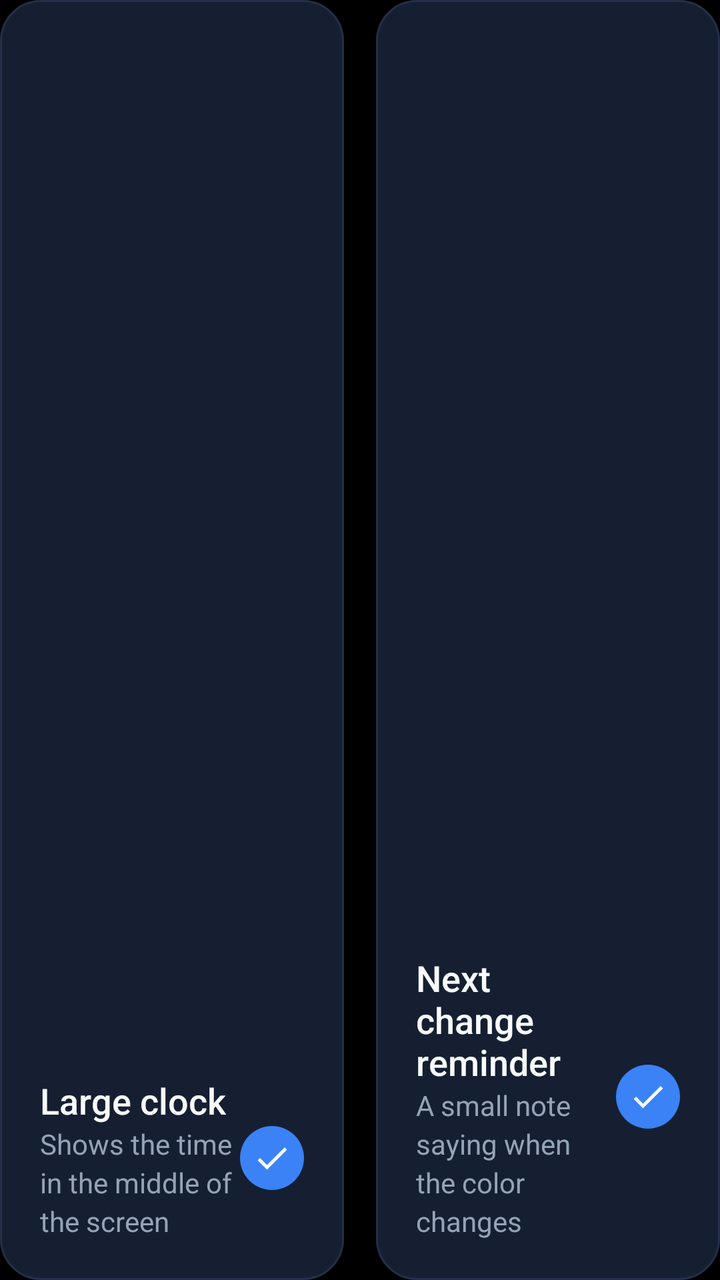
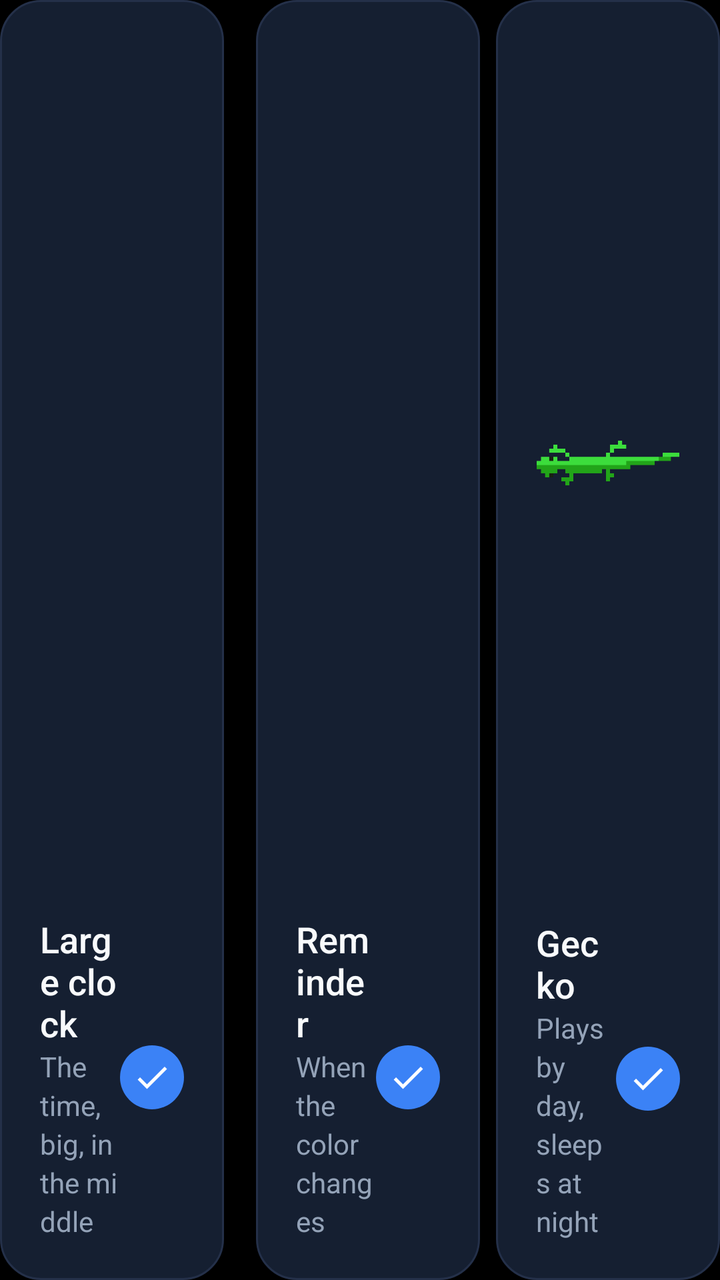

Screens rendered from an Android XML layout before and after an edit, with the pre-edit source and the edit as a unified diff.
<!-- AndroidManifest.xml: application theme Theme.ColorClock -->
<!-- res/layout/page_display.xml -->
<?xml version="1.0" encoding="utf-8"?>
<LinearLayout xmlns:android="http://schemas.android.com/apk/res/android"
    android:layout_width="match_parent"
    android:layout_height="match_parent">

    <LinearLayout
        android:id="@+id/tile_clock"
        style="@style/Settings.Card"
        android:layout_width="0dp"
        android:layout_height="match_parent"
        android:layout_marginEnd="8dp"
        android:layout_weight="1"
        android:clickable="true"
        android:focusable="true">

        <FrameLayout
            android:id="@+id/mini_clock"
            android:layout_width="match_parent"
            android:layout_height="0dp"
            android:layout_weight="1">

            <TextView
                android:id="@+id/mini_clock_text"
                android:layout_width="wrap_content"
                android:layout_height="wrap_content"
                android:layout_gravity="center"
                android:fontFamily="sans-serif-black"
                android:fontFeatureSettings="tnum"
                android:textSize="40sp" />
        </FrameLayout>

        <LinearLayout
            android:layout_width="match_parent"
            android:layout_height="wrap_content"
            android:layout_marginTop="16dp"
            android:gravity="center_vertical">

            <LinearLayout
                android:layout_width="0dp"
                android:layout_height="wrap_content"
                android:layout_weight="1"
                android:orientation="vertical">

                <TextView
                    style="@style/Settings.Title"
                    android:text="Large clock" />

                <TextView
                    style="@style/Settings.Body"
                    android:text="Shows the time in the middle of the screen" />
            </LinearLayout>

            <ImageView
                android:id="@+id/check_clock"
                android:layout_width="32dp"
                android:layout_height="32dp"
                android:background="@drawable/bg_check"
                android:contentDescription="On"
                android:padding="6dp"
                android:src="@drawable/ic_check" />
        </LinearLayout>
    </LinearLayout>

    <LinearLayout
        android:id="@+id/tile_status"
        style="@style/Settings.Card"
        android:layout_width="0dp"
        android:layout_height="match_parent"
        android:layout_marginStart="8dp"
        android:layout_weight="1"
        android:clickable="true"
        android:focusable="true">

        <FrameLayout
            android:id="@+id/mini_status"
            android:layout_width="match_parent"
            android:layout_height="0dp"
            android:layout_weight="1">

            <TextView
                android:id="@+id/mini_status_text"
                android:layout_width="wrap_content"
                android:layout_height="wrap_content"
                android:layout_gravity="bottom|center_horizontal"
                android:layout_marginBottom="14dp"
                android:paddingStart="12dp"
                android:paddingTop="5dp"
                android:paddingEnd="12dp"
                android:paddingBottom="5dp"
                android:textSize="13sp" />
        </FrameLayout>

        <LinearLayout
            android:layout_width="match_parent"
            android:layout_height="wrap_content"
            android:layout_marginTop="16dp"
            android:gravity="center_vertical">

            <LinearLayout
                android:layout_width="0dp"
                android:layout_height="wrap_content"
                android:layout_weight="1"
                android:orientation="vertical">

                <TextView
                    style="@style/Settings.Title"
                    android:text="Next change reminder" />

                <TextView
                    style="@style/Settings.Body"
                    android:text="A small note saying when the color changes" />
            </LinearLayout>

            <ImageView
                android:id="@+id/check_status"
                android:layout_width="32dp"
                android:layout_height="32dp"
                android:background="@drawable/bg_check"
                android:contentDescription="On"
                android:padding="6dp"
                android:src="@drawable/ic_check" />
        </LinearLayout>
    </LinearLayout>
</LinearLayout>
<!-- resources referenced by this layout -->
<resources>
  <!-- drawable bg_check (drawable) -->
  <?xml version="1.0" encoding="utf-8"?>
  <shape xmlns:android="http://schemas.android.com/apk/res/android" android:shape="oval">
      <solid android:color="@color/accent" />
  </shape>
  <!-- drawable ic_check (drawable) -->
  <?xml version="1.0" encoding="utf-8"?>
  <vector xmlns:android="http://schemas.android.com/apk/res/android"
      android:width="24dp"
      android:height="24dp"
      android:viewportWidth="24"
      android:viewportHeight="24">
      <path
          android:fillColor="#FFFFFFFF"
          android:pathData="M9,16.17L4.83,12l-1.42,1.41L9,19 21,7l-1.41,-1.41z" />
  </vector>
  <style name="Settings.Body">
          <item name="android:layout_width">wrap_content</item>
          <item name="android:layout_height">wrap_content</item>
          <item name="android:textColor">@color/text_muted</item>
          <item name="android:textSize">14sp</item>
          <item name="android:lineSpacingExtra">3dp</item>
      </style>
  <style name="Settings.Card">
          <item name="android:background">@drawable/bg_tile</item>
          <item name="android:orientation">vertical</item>
          <item name="android:padding">20dp</item>
      </style>
  <style name="Settings.Title">
          <item name="android:layout_width">wrap_content</item>
          <item name="android:layout_height">wrap_content</item>
          <item name="android:textColor">@color/text</item>
          <item name="android:textSize">18sp</item>
          <item name="android:fontFamily">sans-serif-medium</item>
      </style>
  <style name="Theme.ColorClock" parent="@android:style/Theme.DeviceDefault.NoActionBar.Fullscreen">
          <item name="android:windowBackground">@android:color/black</item>
          <item name="android:windowLayoutInDisplayCutoutMode">shortEdges</item>
          <item name="android:colorAccent">@color/accent</item>
      </style>
  <color name="accent">#FF3B82F6</color>
  <color name="text_muted">#FF94A3B8</color>
  <!-- drawable bg_tile (drawable) -->
  <?xml version="1.0" encoding="utf-8"?>
  <selector xmlns:android="http://schemas.android.com/apk/res/android">
      <item android:state_selected="true">
          <shape>
              <solid android:color="@color/card" />
              <stroke android:width="2dp" android:color="@color/accent" />
              <corners android:radius="20dp" />
          </shape>
      </item>
      <item>
          <shape>
              <solid android:color="@color/card" />
              <stroke android:width="1dp" android:color="@color/card_line" />
              <corners android:radius="20dp" />
          </shape>
      </item>
  </selector>
  <color name="text">#FFF8FAFC</color>
  <color name="card">#FF151F31</color>
  <color name="card_line">#FF243049</color>
</resources>

<!-- the commit's change to res/layout/page_display.xml (unified diff, before → after) -->
@@ -47,7 +47,7 @@
 
                 <TextView
                     style="@style/Settings.Body"
-                    android:text="Shows the time in the middle of the screen" />
+                    android:text="The time, big, in the middle" />
             </LinearLayout>
 
             <ImageView
@@ -104,11 +104,11 @@
 
                 <TextView
                     style="@style/Settings.Title"
-                    android:text="Next change reminder" />
+                    android:text="Reminder" />
 
                 <TextView
                     style="@style/Settings.Body"
-                    android:text="A small note saying when the color changes" />
+                    android:text="When the color changes" />
             </LinearLayout>
 
             <ImageView
@@ -121,4 +121,64 @@
                 android:src="@drawable/ic_check" />
         </LinearLayout>
     </LinearLayout>
+
+    <LinearLayout
+        android:id="@+id/tile_pet"
+        style="@style/Settings.Card"
+        android:layout_width="0dp"
+        android:layout_height="match_parent"
+        android:layout_marginStart="8dp"
+        android:layout_weight="1"
+        android:clickable="true"
+        android:focusable="true">
+
+        <FrameLayout
+            android:id="@+id/mini_pet"
+            android:layout_width="match_parent"
+            android:layout_height="0dp"
+            android:layout_weight="1">
+
+            <ImageView
+                android:id="@+id/mini_pet_image"
+                android:layout_width="wrap_content"
+                android:layout_height="wrap_content"
+                android:layout_gravity="center"
+                android:adjustViewBounds="true"
+                android:contentDescription="A pixel gecko"
+                android:src="@drawable/gecko"
+                android:maxWidth="190dp"
+                android:scaleType="fitCenter" />
+        </FrameLayout>
+
+        <LinearLayout
+            android:layout_width="match_parent"
+            android:layout_height="wrap_content"
+            android:layout_marginTop="16dp"
+            android:gravity="center_vertical">
+
+            <LinearLayout
+                android:layout_width="0dp"
+                android:layout_height="wrap_content"
+                android:layout_weight="1"
+                android:orientation="vertical">
+
+                <TextView
+                    style="@style/Settings.Title"
+                    android:text="Gecko" />
+
+                <TextView
+                    style="@style/Settings.Body"
+                    android:text="Plays by day, sleeps at night" />
+            </LinearLayout>
+
+            <ImageView
+                android:id="@+id/check_pet"
+                android:layout_width="32dp"
+                android:layout_height="32dp"
+                android:background="@drawable/bg_check"
+                android:contentDescription="On"
+                android:padding="6dp"
+                android:src="@drawable/ic_check" />
+        </LinearLayout>
+    </LinearLayout>
 </LinearLayout>
<!-- resource entries referenced after the edit -->
@@ -5,6 +5,7 @@
   <shape xmlns:android="http://schemas.android.com/apk/res/android" android:shape="oval">
       <solid android:color="@color/accent" />
   </shape>
+  <!-- drawable gecko: png bitmap (drawable-nodpi, 558 bytes) -->
   <!-- drawable ic_check (drawable) -->
   <?xml version="1.0" encoding="utf-8"?>
   <vector xmlns:android="http://schemas.android.com/apk/res/android"
